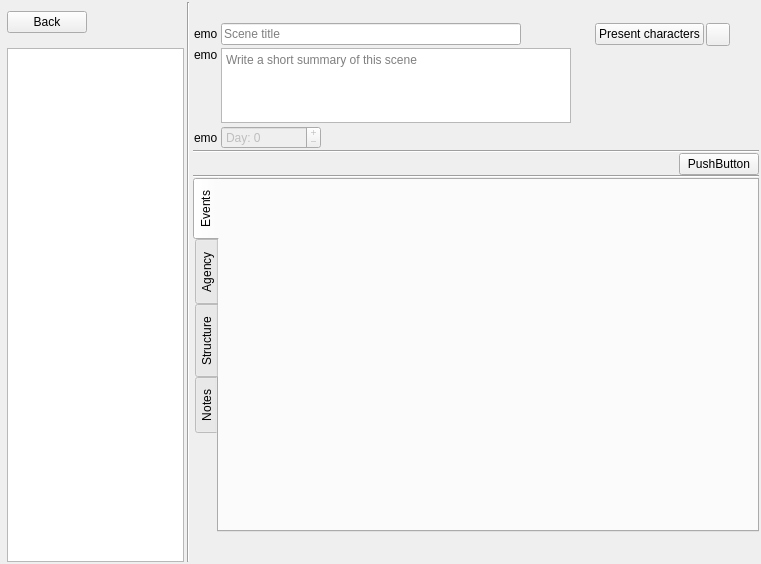
This is ui/scene_editor.ui in zkovari/plotlyst as Qt 5 draws it before an edit. The edited form follows.
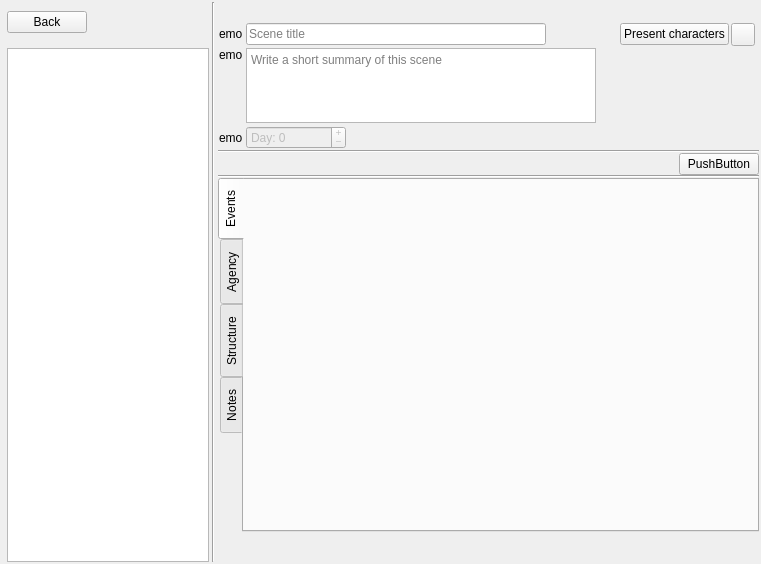
This is the edited form. Custom widgets are drawn as their Qt base class.

Commit message: Increase tree view max width in scene editor

Diff of the .ui file:
```diff
--- a/ui/scene_editor.ui
+++ b/ui/scene_editor.ui
@@ -107,7 +107,7 @@
        </property>
        <property name="maximumSize">
         <size>
-         <width>200</width>
+         <width>250</width>
          <height>16777215</height>
         </size>
        </property>
```
